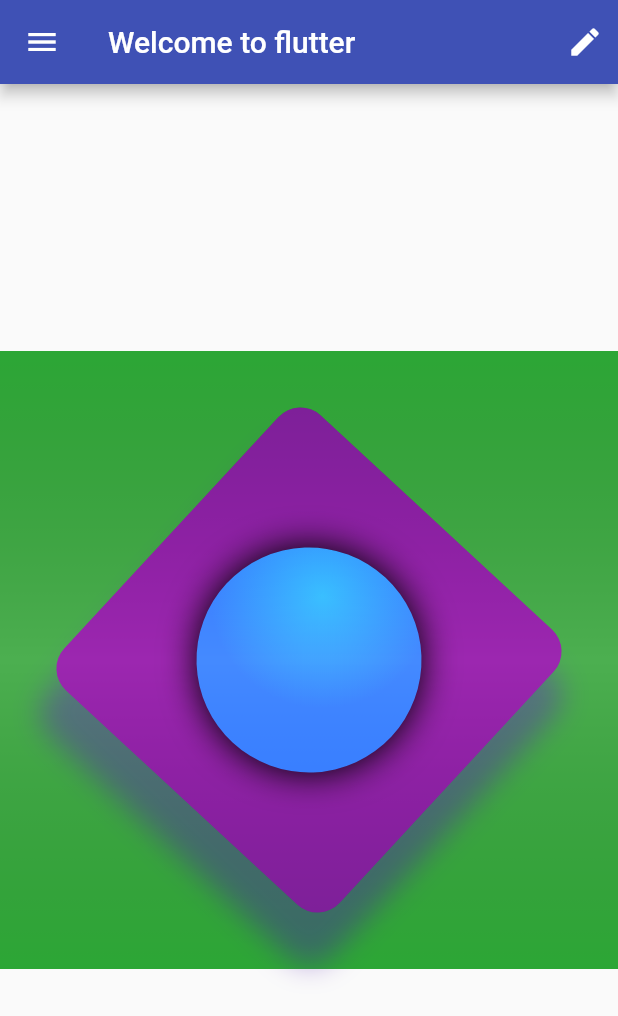
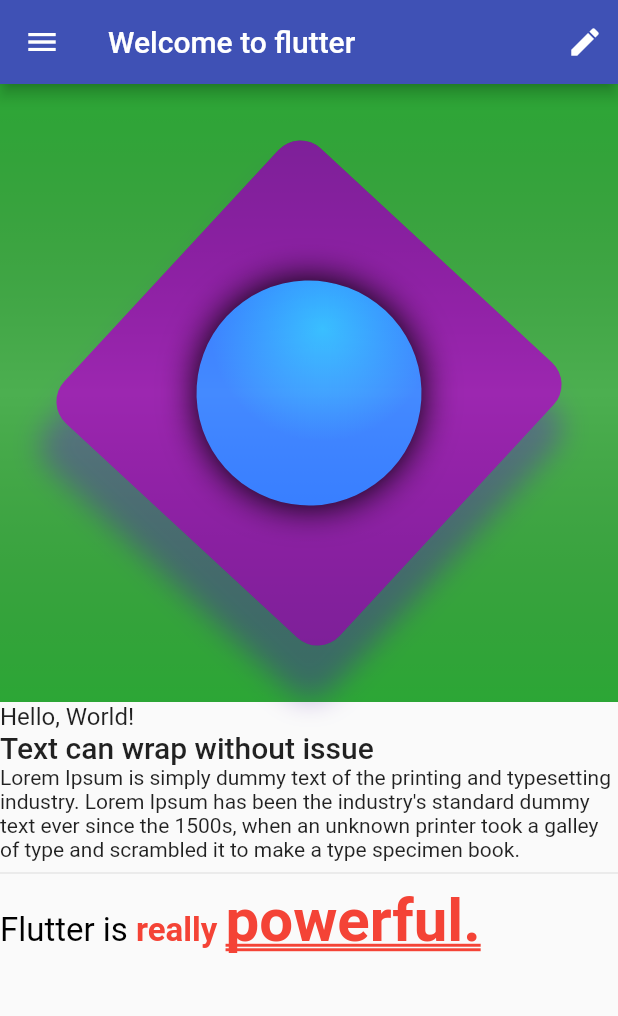
Before and after one commit to deanie77/flutter_layout, a Flutter app: the screen it shows after launch, on a phone screen of 412 x 824 dp. Shown: the top 1016 px of the screen. Run offline on Flutter 3.47's test engine with Material 2 defaults, Android fonts, the phone set to English and light mode, and no system bars.

Commit message:
dealing with text on flutter

```diff
--- a/lib/basic_screen.dart
+++ b/lib/basic_screen.dart
@@ -1,5 +1,6 @@
 import 'package:flutter/material.dart';
 import 'package:flutter_layout/immutable_widget.dart';
+import 'package:flutter_layout/text_layout.dart';
 
 class BasicScreen extends StatelessWidget {
   const BasicScreen({ Key? key }) : super(key: key);
@@ -17,11 +18,15 @@ class BasicScreen extends StatelessWidget {
           ),
         ],
       ),
-      body: const Center(
-        child: AspectRatio(
+      body: Column(
+        crossAxisAlignment: CrossAxisAlignment.start,
+        children: const [
+          AspectRatio(
           aspectRatio: 1.0,
           child: ImmutableWidget(),
         ),
+        TextLayout()
+        ],
       ),
       drawer: Drawer(
         child: Container(
--- /dev/null
+++ b/lib/text_layout.dart
@@ -0,0 +1,51 @@
+import 'package:flutter/material.dart';
+
+class TextLayout extends StatelessWidget {
+  const TextLayout({ Key? key }) : super(key: key);
+
+  @override
+  Widget build(BuildContext context) {
+    return Column(
+      crossAxisAlignment: CrossAxisAlignment.start,
+      children: <Widget>[
+        const Text(
+          'Hello, World!',
+          style: TextStyle(fontSize: 16),
+        ),
+        Text(
+          'Text can wrap without issue',
+          style: Theme.of(context).textTheme.headline6,
+        ),
+        const Text(
+          'Lorem Ipsum is simply dummy text of the printing and typesetting industry. Lorem Ipsum has been the industry\'s standard dummy text ever since the 1500s, when an unknown printer took a galley of type and scrambled it to make a type specimen book.'
+        ),
+        const Divider(),
+        RichText(
+          text: const TextSpan(
+            text: 'Flutter is ',
+            style: TextStyle(fontSize: 22, color: Colors.black),
+            children: <TextSpan>[
+              TextSpan(
+                text: 'really ',
+                style: TextStyle(
+                  fontWeight: FontWeight.bold,
+                  color: Colors.red,
+                ),
+                children: [
+                  TextSpan(
+                    text: 'powerful.',
+                    style: TextStyle(
+                      decoration: TextDecoration.underline,
+                      decorationStyle: TextDecorationStyle.double,
+                      fontSize: 40,
+                    ),
+                  ),
+                ],
+              ),
+            ],
+          ),
+        ),
+      ],
+    );
+  }
+}
```
